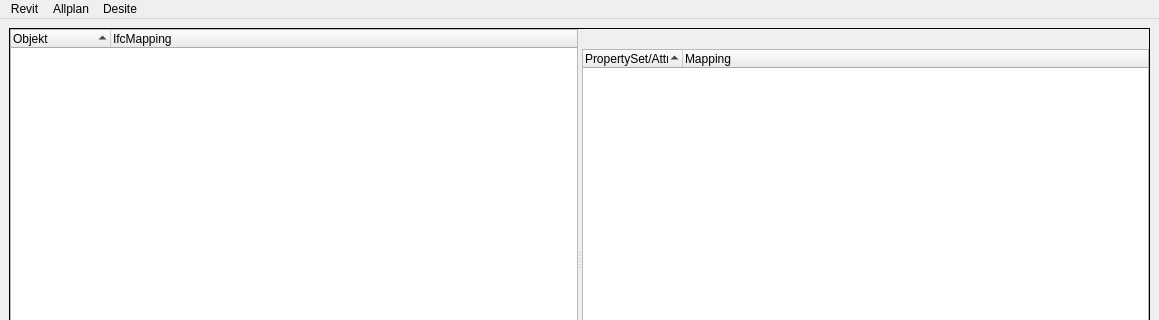
The window that src/som_gui/qt_designs/MappingWindow.ui (c-mellueh/SOM-Toolkit) describes before a commit, drawn with Qt 5; both pictures show x 0 to 1159 and y 0 to 320 of the 1159 by 520 pixel window.
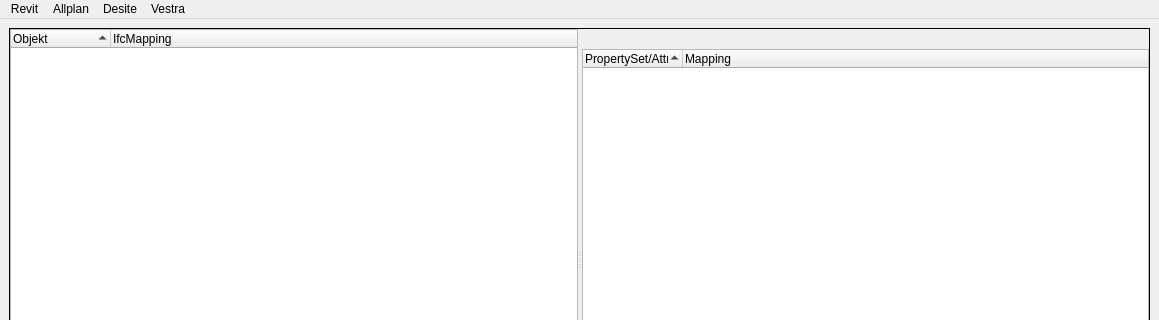
The same window after the commit.

Commit message: add Vestra support

```diff
--- a/src/som_gui/qt_designs/MappingWindow.ui
+++ b/src/som_gui/qt_designs/MappingWindow.ui
@@ -108,9 +108,16 @@
     </property>
     <addaction name="action_create_mapping_script"/>
    </widget>
+   <widget class="QMenu" name="menuVestra">
+    <property name="title">
+     <string>Vestra</string>
+    </property>
+    <addaction name="action_create_vestra_mapping"/>
+   </widget>
    <addaction name="menu_revit"/>
    <addaction name="menu_allplan"/>
    <addaction name="menu_desite"/>
+   <addaction name="menuVestra"/>
   </widget>
   <widget class="QStatusBar" name="statusbar"/>
   <action name="action_ifc">
```
Left out of the diff: 5 changed lines with no effect on the pictures. The commit also changes 4 other files.
